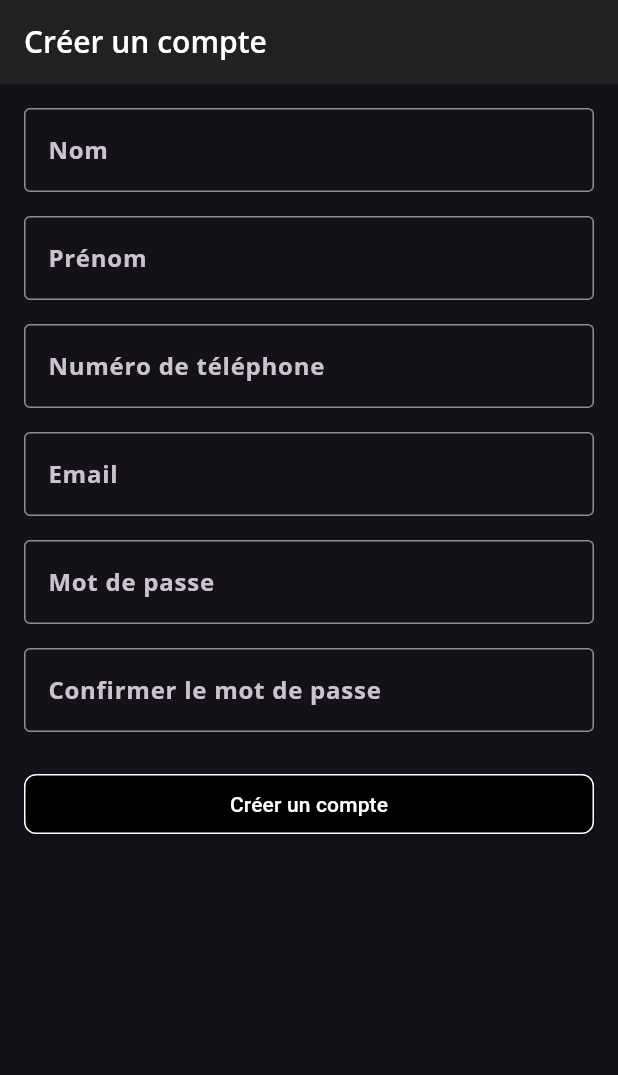
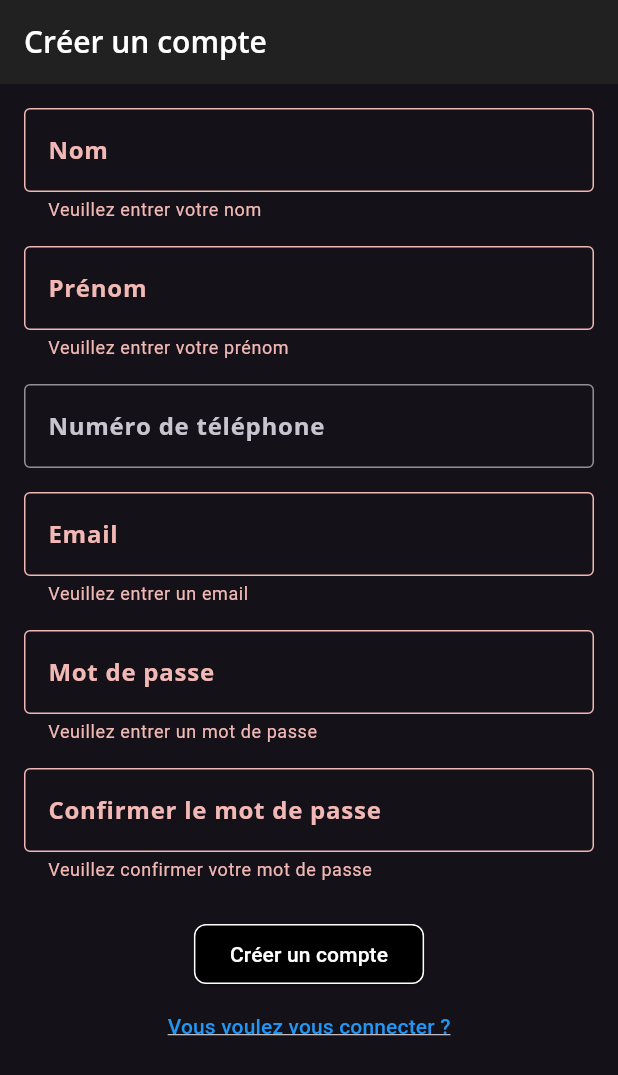
Before and after one commit to Emir-de-la-moquette/SAE-Restaurant-Mobile, a Flutter app: the signupScreen screen opened by its route, after a tap on "Créer un compte", on a phone screen of 412 x 824 dp. Shown: the top 1075 px of the screen. Run offline on Flutter 3.47's test engine with Material 3 defaults, Android fonts, the phone set to English and light mode, and no system bars; our stand-ins replace flutter_form_builder, flutter_map, flutter_rating_bar, form_builder_validators, geolocator, go_router and 7 more; accounts and stored records are empty.

Commit message:
inscription nice

```diff
--- a/lib/UI/signup.dart
+++ b/lib/UI/signup.dart
@@ -2,7 +2,6 @@ import 'package:flutter/material.dart';
 import 'package:go_router/go_router.dart';
 import 'home.dart';
 import 'mytheme.dart';
-import 'package:shared_preferences/shared_preferences.dart';
 import '../main.dart';
 import '../models/model.dart';
 
@@ -24,24 +23,37 @@ class _signupScreenState extends State<signupScreen> {
 
   void _signup(
       String nom, String prenom, String tel, String mail, String mdp) async {
-    context.go('/connexion');
-    if (userExist(mail)) {
+    if (_formKey.currentState!.validate()) {
+      // context.go('/connexion');
+      if (userExist(mail)) {
         ScaffoldMessenger.of(context).showSnackBar(
-          SnackBar(content: Text("Compte existant")),
+          SnackBar(content: Text("Compte déjà existant ❌")),
         );
+      } else {
+        if (inscription(nom, prenom, tel, mail, mdp)) {
+          refreshPref(7);
+          ScaffoldMessenger.of(context).showSnackBar(
+            SnackBar(content: Text("Connexion réussie 🎉")),
+          );
+          context.go('/');
+        }
+      }
     }
   }
 
-  void refreshPref(int jours) async {
-    SharedPreferences prefs = await SharedPreferences.getInstance();
-    int expirationDate =
-        DateTime.now().add(Duration(days: jours)).millisecondsSinceEpoch;
-    await prefs.setInt('expiration', expirationDate);
+  void _login() async {
+    context.go('/connexion');
   }
 
   @override
-  void initState() {
-    super.initState();
+  void dispose() {
+    _nomController.dispose();
+    _prenomController.dispose();
+    _telController.dispose();
+    _emailController.dispose();
+    _passwordController.dispose();
+    _confirmPasswordController.dispose();
+    super.dispose();
   }
 
   @override
@@ -54,9 +66,10 @@ class _signupScreenState extends State<signupScreen> {
           key: _formKey,
           child: SingleChildScrollView(
             child: Column(
-              crossAxisAlignment: CrossAxisAlignment.stretch,
+              mainAxisAlignment: MainAxisAlignment.center,
+              // crossAxisAlignment: CrossAxisAlignment.stretch,
               children: [
-                // Nom
+                // nom
                 TextFormField(
                   controller: _nomController,
                   decoration: InputDecoration(
@@ -72,7 +85,7 @@ class _signupScreenState extends State<signupScreen> {
                 ),
                 SizedBox(height: 16),
 
-                // Prénom
+                // preom
                 TextFormField(
                   controller: _prenomController,
                   decoration: InputDecoration(
@@ -88,7 +101,7 @@ class _signupScreenState extends State<signupScreen> {
                 ),
                 SizedBox(height: 16),
 
-                // Téléphone
+                // tel
                 TextFormField(
                   controller: _telController,
                   keyboardType: TextInputType.phone,
@@ -98,9 +111,11 @@ class _signupScreenState extends State<signupScreen> {
                   ),
                   validator: (value) {
                     if (value == null || value.isEmpty) {
-                      return "Veuillez entrer votre numéro de téléphone";
+                      // return "Veuillez entrer votre numéro de téléphone";
+                      value = "";
+                      return null;
                     }
-                    if (!RegExp(r'^\+?\d{10,15}$').hasMatch(value)) {
+                    if (!RegExp(r'^\+?\d{8,15}$').hasMatch(value)) {
                       return "Numéro de téléphone invalide";
                     }
                     return null;
@@ -108,7 +123,7 @@ class _signupScreenState extends State<signupScreen> {
                 ),
                 SizedBox(height: 16),
 
-                // Email
+                // mail
                 TextFormField(
                   controller: _emailController,
                   keyboardType: TextInputType.emailAddress,
@@ -130,7 +145,7 @@ class _signupScreenState extends State<signupScreen> {
                 ),
                 SizedBox(height: 16),
 
-                // Mot de passe
+                // mdp
                 TextFormField(
                   controller: _passwordController,
                   obscureText: true,
@@ -142,15 +157,15 @@ class _signupScreenState extends State<signupScreen> {
                     if (value == null || value.isEmpty) {
                       return "Veuillez entrer un mot de passe";
                     }
-                    if (value.length < 6) {
-                      return "Le mot de passe doit contenir au moins 6 caractères";
-                    }
+                    // if (value.length < 6) {
+                    //   return "Le mot de passe doit contenir au moins 6 caractères";
+                    // }
                     return null;
                   },
                 ),
                 SizedBox(height: 16),
 
-                // Confirmation du mot de passe
+                // confirm mdp
                 TextFormField(
                   controller: _confirmPasswordController,
                   obscureText: true,
@@ -170,11 +185,28 @@ class _signupScreenState extends State<signupScreen> {
                 ),
                 SizedBox(height: 24),
 
-                // Bouton de validation
                 ElevatedButton(
-                  onPressed: _signup,
+                  onPressed: () {
+                    _signup(
+                      _nomController.text,
+                      _prenomController.text,
+                      _telController.text,
+                      _emailController.text,
+                      _passwordController.text,
+                    );
+                  },
                   child: Text("Créer un compte"),
                 ),
+                TextButton(
+                  onPressed: _login,
+                  child: Text(
+                    "Vous voulez vous connecter ?",
+                    style: TextStyle(
+                      decoration: TextDecoration.underline,
+                      color: Colors.blue,
+                    ),
+                  ),
+                )
               ],
             ),
           ),
--- a/lib/models/model.dart
+++ b/lib/models/model.dart
@@ -1,8 +1,19 @@
+import 'package:shared_preferences/shared_preferences.dart';
+
 class User {
   final String email;
   final String password;
+  String nom = "";
+  String prenom = "";
+  String tel = "";
 
   User({required this.email, required this.password});
+  User.full(
+      {required this.email,
+      required this.password,
+      required this.nom,
+      required this.prenom,
+      required this.tel});
 }
 
 List<User> users = [
@@ -32,5 +43,14 @@ bool userExist(String email) {
 
 bool inscription(
     String nom, String prenom, String tel, String mail, String mdp) {
+  users.add(User.full(
+      email: mail, password: mdp, nom: nom, prenom: prenom, tel: tel));
   return true;
 }
+
+void refreshPref(int jours) async {
+  SharedPreferences prefs = await SharedPreferences.getInstance();
+  int expirationDate =
+      DateTime.now().add(Duration(days: jours)).millisecondsSinceEpoch;
+  await prefs.setInt('expiration', expirationDate);
+}
```
Also changed, not shown: lib/UI/connect.dart (+0 -7 lines).
